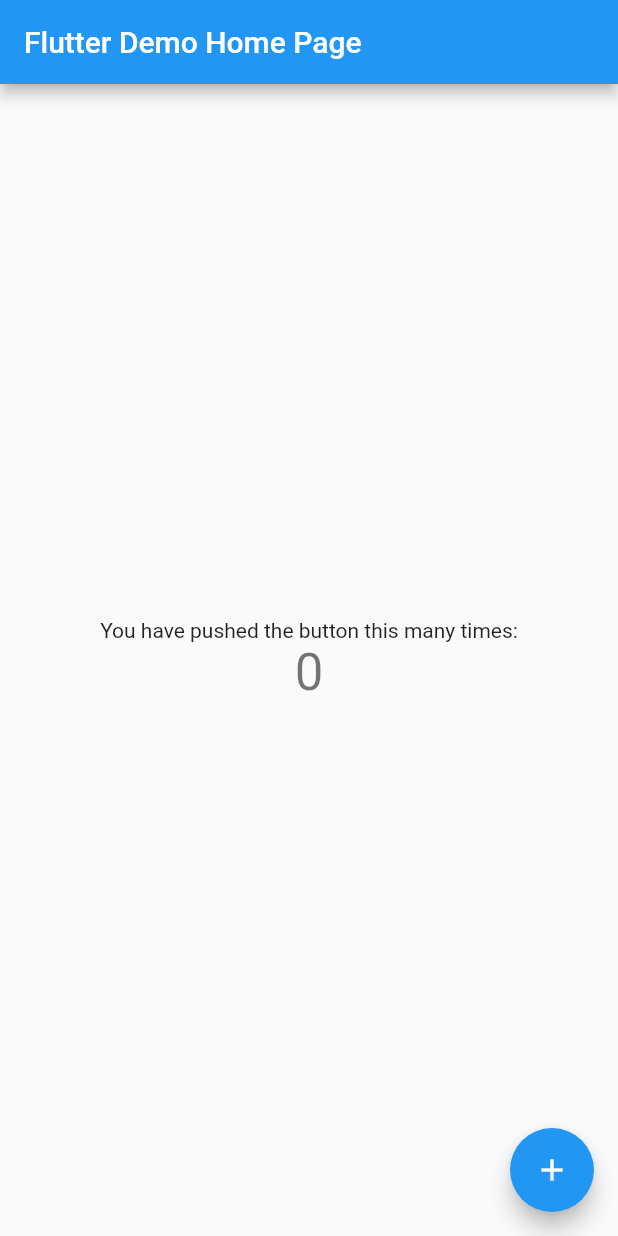
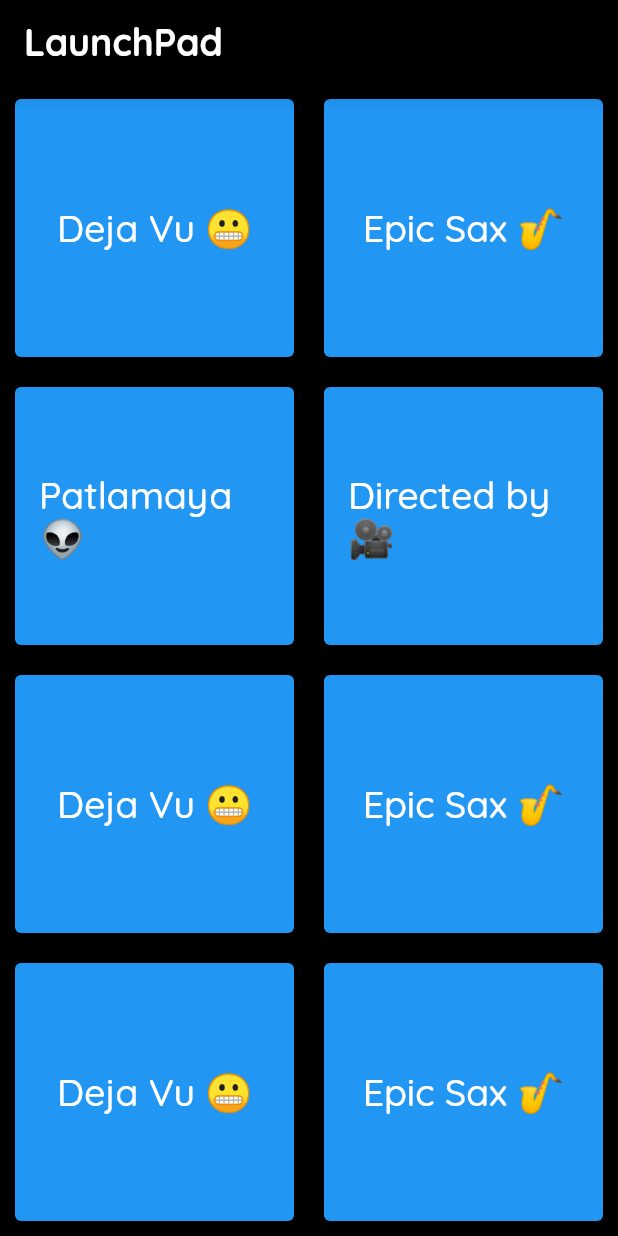
Before and after one commit to astroturk/flutter_practice, a Flutter app: the screen it shows after launch, on a phone screen of 412 x 824 dp. Run offline on Flutter 3.47's test engine with Material 2 defaults, Android fonts, the phone set to English and light mode, and no system bars; our stand-ins replace audioplayers.

Commit message:
launchpad ui commit

```diff
--- /dev/null
+++ b/launchpad/lib/button-cluster-info.dart
@@ -0,0 +1,10 @@
+/*import 'button-info.dart';
+
+class ButtonClusterInfo {
+  final buttonInfoList = [
+    [ButtonInfo('sound-location', 'button-text'), ButtonInfo('sound-location', 'button-text')],
+    [ButtonInfo('sound-location', 'button-text'), ButtonInfo('sound-location', 'button-text')],
+    [ButtonInfo('sound-location', 'button-text'), ButtonInfo('sound-location', 'button-text')],
+    [ButtonInfo('sound-location', 'button-text'), ButtonInfo('sound-location', 'button-text')],
+  ];
+}*/
--- /dev/null
+++ b/launchpad/lib/button-info.dart
@@ -0,0 +1,4 @@
+/*class ButtonInfo {
+  String soundAsset, text;
+  ButtonInfo(this.soundAsset, this.text);
+}*/
--- a/launchpad/lib/main.dart
+++ b/launchpad/lib/main.dart
@@ -1,113 +1,111 @@
 import 'package:flutter/material.dart';
+import 'package:audioplayers/audioplayers.dart';
+
 
 void main() {
   runApp(MyApp());
 }
 
 class MyApp extends StatelessWidget {
-  // This widget is the root of your application.
+  const MyApp({Key key}) : super(key: key);
+
   @override
   Widget build(BuildContext context) {
     return MaterialApp(
-      title: 'Flutter Demo',
       theme: ThemeData(
-        // This is the theme of your application.
-        //
-        // Try running your application with "flutter run". You'll see the
-        // application has a blue toolbar. Then, without quitting the app, try
-        // changing the primarySwatch below to Colors.green and then invoke
-        // "hot reload" (press "r" in the console where you ran "flutter run",
-        // or simply save your changes to "hot reload" in a Flutter IDE).
-        // Notice that the counter didn't reset back to zero; the application
-        // is not restarted.
-        primarySwatch: Colors.blue,
+        backgroundColor: Colors.black12,
       ),
-      home: MyHomePage(title: 'Flutter Demo Home Page'),
+      home: Scaffold(
+        backgroundColor: Colors.black,
+        appBar: AppBar(
+          backgroundColor: Colors.transparent,
+          title: Text(
+            'LaunchPad',
+            style: TextStyle(
+              fontFamily: 'Quicksand',
+              fontWeight: FontWeight.bold,
+              fontSize: 25.0,
+              color: Colors.white,
+            ),
+          ),
+        ),
+        body: ButtonComplex(),
+      ),
     );
   }
 }
 
-class MyHomePage extends StatefulWidget {
-  MyHomePage({Key key, this.title}) : super(key: key);
 
-  // This widget is the home page of your application. It is stateful, meaning
-  // that it has a State object (defined below) that contains fields that affect
-  // how it looks.
 
-  // This class is the configuration for the state. It holds the values (in this
-  // case the title) provided by the parent (in this case the App widget) and
-  // used by the build method of the State. Fields in a Widget subclass are
-  // always marked "final".
+class ButtonComplex extends StatelessWidget {
+  void playSound(String soundFile) {
+    /*final player = AudioCache();
+    player.play(soundFile);*/
+  }
 
-  final String title;
-
-  @override
-  _MyHomePageState createState() => _MyHomePageState();
-}
-
-class _MyHomePageState extends State<MyHomePage> {
-  int _counter = 0;
-
-  void _incrementCounter() {
-    setState(() {
-      // This call to setState tells the Flutter framework that something has
-      // changed in this State, which causes it to rerun the build method below
-      // so that the display can reflect the updated values. If we changed
-      // _counter without calling setState(), then the build method would not be
-      // called again, and so nothing would appear to happen.
-      _counter++;
-    });
+  Expanded buildButton(String soundFile, String buttonTitle){
+    return Expanded(
+      child: Padding(
+        padding: EdgeInsets.all(10.0),
+        child: ElevatedButton(
+          style: ButtonStyle(
+            backgroundColor: MaterialStateProperty.all<Color>(Colors.blue),
+          ),
+          child: Center(
+            child: Text(
+              buttonTitle,
+              style: TextStyle(
+                fontFamily: 'Quicksand',
+                fontSize: 25.0,
+                color: Colors.white,
+              ),
+            ),
+          ),
+          onPressed: () { playSound(soundFile);},
+        ),
+      ),
+    );
   }
 
   @override
   Widget build(BuildContext context) {
-    // This method is rerun every time setState is called, for instance as done
-    // by the _incrementCounter method above.
-    //
-    // The Flutter framework has been optimized to make rerunning build methods
-    // fast, so that you can just rebuild anything that needs updating rather
-    // than having to individually change instances of widgets.
-    return Scaffold(
-      appBar: AppBar(
-        // Here we take the value from the MyHomePage object that was created by
-        // the App.build method, and use it to set our appbar title.
-        title: Text(widget.title),
+    return Container(
+      child: Column(
+        children: [
+          Expanded(
+            child: Row(
+              children: [
+                buildButton('deja-vu.mp3', 'Deja Vu 😬'),
+                buildButton('epic-sax.mp3', 'Epic Sax 🎷'),
+              ],
+            ),
+          ),
+          Expanded(
+            child: Row(
+              children: [
+                buildButton('harmane.mp3', 'Patlamaya 👽'),
+                buildButton('directed-by-robert.mp3', 'Directed by 🎥'),
+              ],
+            ),
+          ),
+          Expanded(
+            child: Row(
+              children: [
+                buildButton('deja-vu.mp3', 'Deja Vu 😬'),
+                buildButton('epic-sax.mp3', 'Epic Sax 🎷'),
+              ],
+            ),
+          ),
+          Expanded(
+            child: Row(
+              children: [
+                buildButton('deja-vu.mp3', 'Deja Vu 😬'),
+                buildButton('epic-sax.mp3', 'Epic Sax 🎷'),
+              ],
+            ),
+          ),
+        ],
       ),
-      body: Center(
-        // Center is a layout widget. It takes a single child and positions it
-        // in the middle of the parent.
-        child: Column(
-          // Column is also a layout widget. It takes a list of children and
-          // arranges them vertically. By default, it sizes itself to fit its
-          // children horizontally, and tries to be as tall as its parent.
-          //
-          // Invoke "debug painting" (press "p" in the console, choose the
-          // "Toggle Debug Paint" action from the Flutter Inspector in Android
-          // Studio, or the "Toggle Debug Paint" command in Visual Studio Code)
-          // to see the wireframe for each widget.
-          //
-          // Column has various properties to control how it sizes itself and
-          // how it positions its children. Here we use mainAxisAlignment to
-          // center the children vertically; the main axis here is the vertical
-          // axis because Columns are vertical (the cross axis would be
-          // horizontal).
-          mainAxisAlignment: MainAxisAlignment.center,
-          children: <Widget>[
-            Text(
-              'You have pushed the button this many times:',
-            ),
-            Text(
-              '$_counter',
-              style: Theme.of(context).textTheme.headline4,
-            ),
-          ],
-        ),
-      ),
-      floatingActionButton: FloatingActionButton(
-        onPressed: _incrementCounter,
-        tooltip: 'Increment',
-        child: Icon(Icons.add),
-      ), // This trailing comma makes auto-formatting nicer for build methods.
     );
   }
 }
```
Also changed, not shown: launchpad/pubspec.yaml (+10 -0 lines), launchpad/fonts/Quicksand-VariableFont_wght.ttf (added), launchpad/pubspec.lock, 12 other files.
